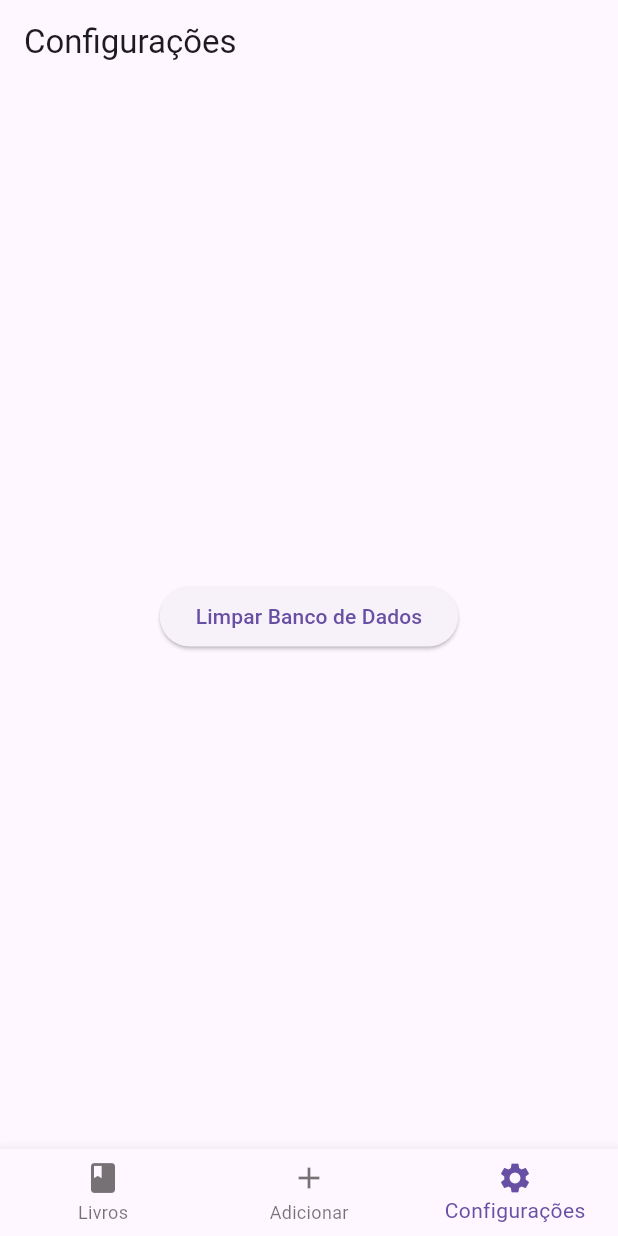
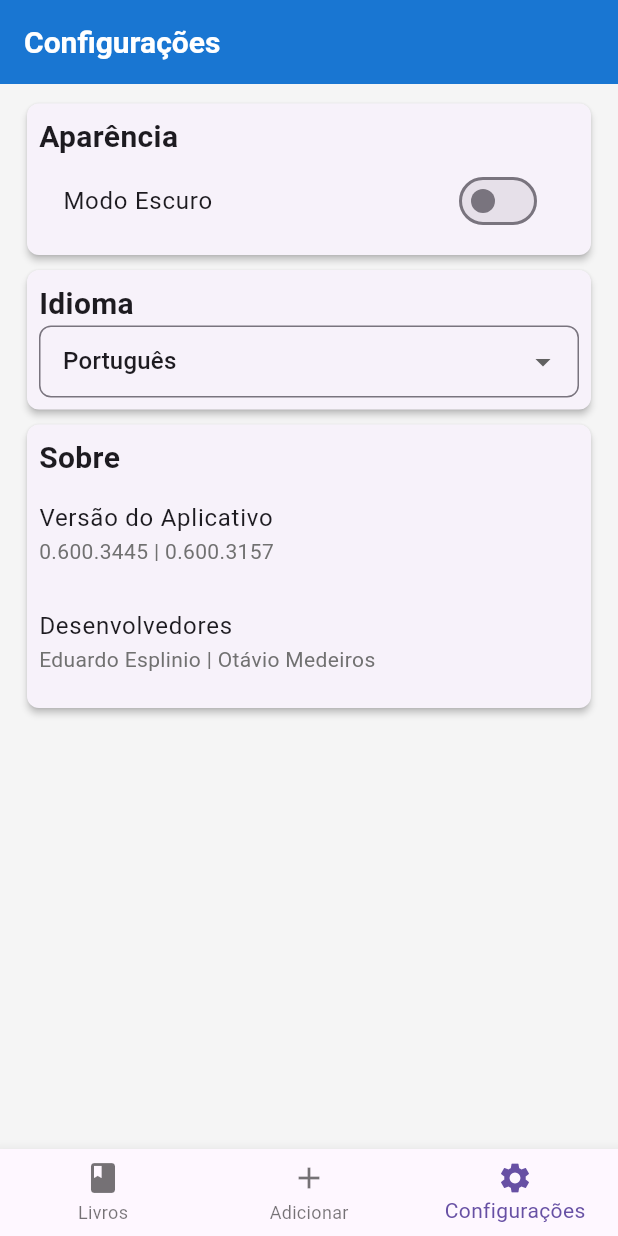
Before and after one commit to otavioms/lista_de_livros_app, a Flutter app: the screen it shows after launch, item 3 of the bottom bar chosen, on a phone screen of 412 x 824 dp. Run offline on Flutter 3.47's test engine with Material 3 defaults, Android fonts, the phone set to English and light mode, and no system bars; our stand-ins replace image_picker, sqflite; accounts and stored records are empty.

Commit message:
Ajuste de design

```diff
--- a/lib/paginas/pagina_configuracoes.dart
+++ b/lib/paginas/pagina_configuracoes.dart
@@ -1,31 +1,183 @@
 import 'package:flutter/material.dart';
-import '../banco_dados/acesso_banco_dados.dart';
-import '../banco_dados/dicionario_dados.dart';
-import '../controles/controle_cadastro_livro.dart';
 
-class PaginaConfiguracoes extends StatelessWidget {
-  final ControleCadastroLivro _controle = ControleCadastroLivro();
+class PaginaConfiguracoes extends StatefulWidget {
+  @override
+  _PaginaConfiguracoesState createState() => _PaginaConfiguracoesState();
+}
 
-  PaginaConfiguracoes({Key? key}) : super(key: key);
-
-  Future<void> _limparBancoDados(BuildContext context) async {
-    final db = await AcessoBancoDados().bancoDados;
-    await db.delete(DicionarioDados.tabelaLivro);
-    ScaffoldMessenger.of(context).showSnackBar(
-      const SnackBar(content: Text('Banco de dados limpo')),
-    );
-  }
+class _PaginaConfiguracoesState extends State<PaginaConfiguracoes> {
+  bool _darkMode = false;
+  String _selectedLanguage = 'Português';
+  final List<String> _languages = ['Português', 'English', 'Español'];
 
   @override
   Widget build(BuildContext context) {
     return Scaffold(
-      appBar: AppBar(title: const Text('Configurações')),
-      body: Center(
-        child: ElevatedButton(
-          onPressed: () => _limparBancoDados(context),
-          child: const Text('Limpar Banco de Dados'),
+      appBar: AppBar(
+        title: const Text('Configurações'),
+        backgroundColor: const Color(0xFF1976D2),
+        titleTextStyle: const TextStyle(
+          color: Colors.white,
+          fontSize: 20,
+          fontFamily: 'Roboto',
+          fontWeight: FontWeight.bold,
         ),
       ),
+      body: ListView(
+        padding: const EdgeInsets.all(8.0),
+        children: [
+          Card(
+            elevation: 2,
+            shape: RoundedRectangleBorder(
+              borderRadius: BorderRadius.circular(8),
+            ),
+            margin: const EdgeInsets.symmetric(horizontal: 10, vertical: 5),
+            child: Padding(
+              padding: const EdgeInsets.all(8.0),
+              child: Column(
+                crossAxisAlignment: CrossAxisAlignment.start,
+                children: [
+                  const Text(
+                    'Aparência',
+                    style: TextStyle(
+                      fontSize: 20,
+                      fontWeight: FontWeight.bold,
+                      fontFamily: 'Roboto',
+                    ),
+                  ),
+                  SwitchListTile(
+                    title: const Text(
+                      'Modo Escuro',
+                      style: TextStyle(
+                        fontSize: 16,
+                        fontFamily: 'Roboto',
+                      ),
+                    ),
+                    value: _darkMode,
+                    activeColor: const Color(0xFF1976D2),
+                    onChanged: (bool value) {
+                      setState(() {
+                        _darkMode = value;
+                      });
+                    },
+                  ),
+                ],
+              ),
+            ),
+          ),
+          Card(
+            elevation: 2,
+            shape: RoundedRectangleBorder(
+              borderRadius: BorderRadius.circular(8),
+            ),
+            margin: const EdgeInsets.symmetric(horizontal: 10, vertical: 5),
+            child: Padding(
+              padding: const EdgeInsets.all(8.0),
+              child: Column(
+                crossAxisAlignment: CrossAxisAlignment.start,
+                children: [
+                  const Text(
+                    'Idioma',
+                    style: TextStyle(
+                      fontSize: 20,
+                      fontWeight: FontWeight.bold,
+                      fontFamily: 'Roboto',
+                    ),
+                  ),
+                  DropdownButtonFormField<String>(
+                    value: _selectedLanguage,
+                    decoration: InputDecoration(
+                      border: OutlineInputBorder(
+                        borderRadius: BorderRadius.circular(8),
+                      ),
+                      contentPadding: const EdgeInsets.symmetric(horizontal: 12, vertical: 8),
+                    ),
+                    items: _languages.map((String language) {
+                      return DropdownMenuItem<String>(
+                        value: language,
+                        child: Text(
+                          language,
+                          style: const TextStyle(
+                            fontSize: 16,
+                            fontFamily: 'Roboto',
+                          ),
+                        ),
+                      );
+                    }).toList(),
+                    onChanged: (String? newValue) {
+                      if (newValue != null) {
+                        setState(() {
+                          _selectedLanguage = newValue;
+                        });
+                      }
+                    },
+                  ),
+                ],
+              ),
+            ),
+          ),
+          Card(
+            elevation: 2,
+            shape: RoundedRectangleBorder(
+              borderRadius: BorderRadius.circular(8),
+            ),
+            margin: const EdgeInsets.symmetric(horizontal: 10, vertical: 5),
+            child: Padding(
+              padding: const EdgeInsets.all(8.0),
+              child: Column(
+                crossAxisAlignment: CrossAxisAlignment.start,
+                children: [
+                  const Text(
+                    'Sobre',
+                    style: TextStyle(
+                      fontSize: 20,
+                      fontWeight: FontWeight.bold,
+                      fontFamily: 'Roboto',
+                    ),
+                  ),
+                  ListTile(
+                    contentPadding: EdgeInsets.zero,
+                    title: const Text(
+                      'Versão do Aplicativo',
+                      style: TextStyle(
+                        fontSize: 16,
+                        fontFamily: 'Roboto',
+                      ),
+                    ),
+                    subtitle: const Text(
+                      '0.600.3445 | 0.600.3157',
+                      style: TextStyle(
+                        fontSize: 14,
+                        color: Color(0xFF717171),
+                        fontFamily: 'Roboto',
+                      ),
+                    ),
+                  ),
+                  ListTile(
+                    contentPadding: EdgeInsets.zero,
+                    title: const Text(
+                      'Desenvolvedores',
+                      style: TextStyle(
+                        fontSize: 16,
+                        fontFamily: 'Roboto',
+                      ),
+                    ),
+                    subtitle: const Text(
+                      'Eduardo Esplinio | Otávio Medeiros',
+                      style: TextStyle(
+                        fontSize: 14,
+                        color: Color(0xFF717171),
+                        fontFamily: 'Roboto',
+                      ),
+                    ),
+                  ),
+                ],
+              ),
+            ),
+          ),
+        ],
+      ),
+      backgroundColor: const Color(0xFFF5F5F5),
     );
   }
 }
```
